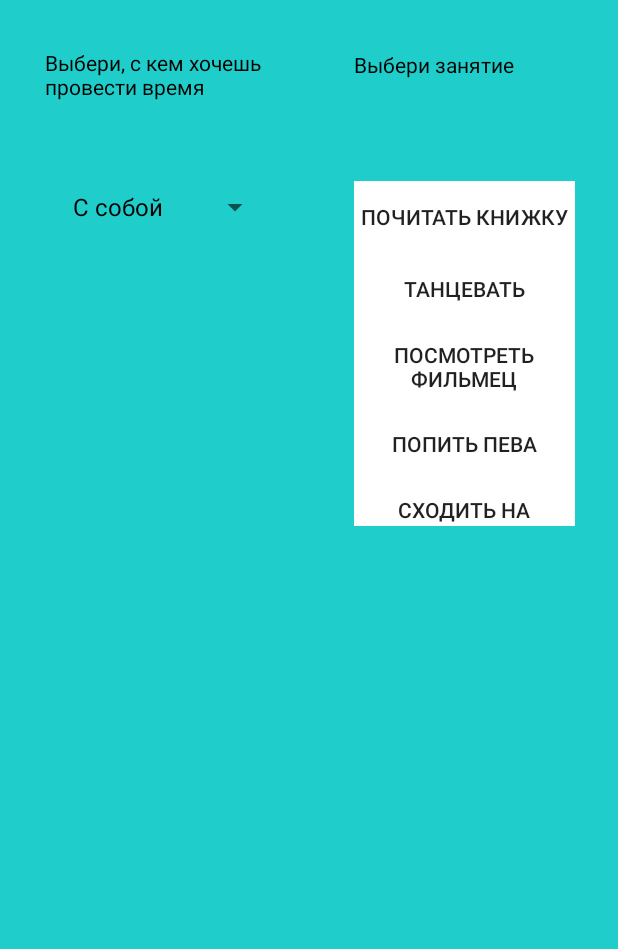
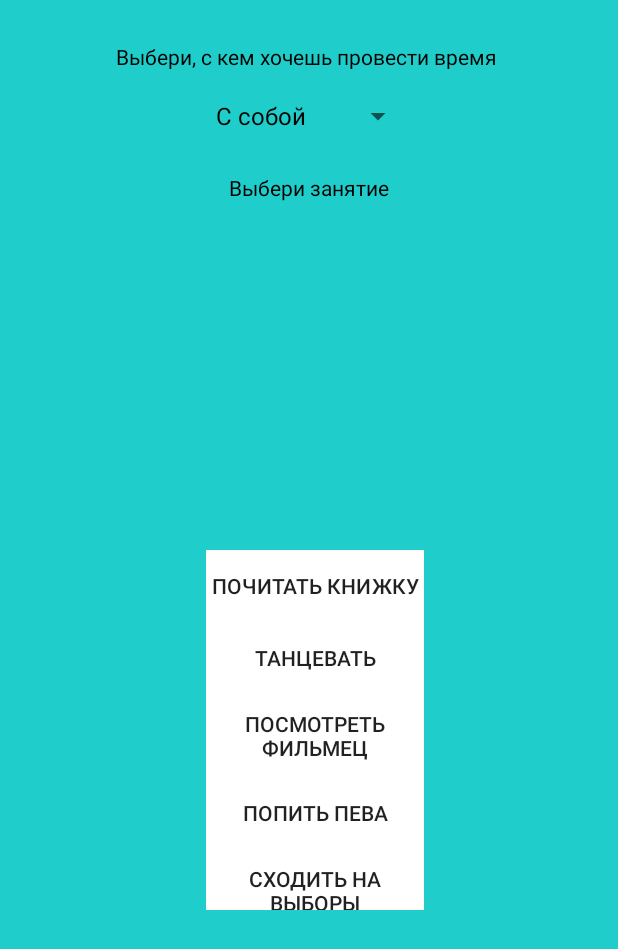
Before and after one commit to dasfex/AndroidFamcsSimulator, an Android app: the fragment HobbyFragment shown on its own in the app's theme, on a phone screen of 412 x 824 dp. Shown: the top 949 px of the screen. Run offline under Robolectric (Android 15) with nearby library versions, the phone set to English and light mode, and no system bars.

Commit message:
fix hobby show

```diff
--- a/app/src/main/res/layout/hobby_fragment_activity.xml
+++ b/app/src/main/res/layout/hobby_fragment_activity.xml
@@ -7,24 +7,17 @@
     android:background="#1fcecb"
     tools:context=".ui.fragments.HobbyFragment">
 
-
-    <androidx.constraintlayout.widget.Guideline
-        android:id="@+id/guideline"
-        android:layout_width="wrap_content"
-        android:layout_height="wrap_content"
-        android:orientation="vertical"
-        app:layout_constraintGuide_percent="0.5" />
-
     <TextView
         android:id="@+id/textFriendView"
-        android:layout_width="0dp"
-        android:layout_height="wrap_content"
-        android:layout_marginStart="30dp"
-        android:layout_marginTop="32dp"
-        android:layout_marginEnd="5dp"
+        android:layout_width="274dp"
+        android:layout_height="18dp"
+        android:layout_marginStart="77dp"
+        android:layout_marginTop="28dp"
+        android:layout_marginEnd="77dp"
         android:text="@string/friendLabel"
         android:textAppearance="@android:style/TextAppearance.DeviceDefault.Widget.TextView"
-        app:layout_constraintEnd_toStartOf="@id/guideline"
+        app:layout_constraintEnd_toEndOf="parent"
+        app:layout_constraintHorizontal_bias="0.0"
         app:layout_constraintStart_toStartOf="parent"
         app:layout_constraintTop_toTopOf="parent" />
 
@@ -33,34 +26,37 @@
         android:layout_width="140dp"
         android:layout_height="36dp"
         android:layout_marginStart="20dp"
-        android:layout_marginTop="120dp"
-        android:layout_marginEnd="5dp"
-        app:layout_constraintEnd_toStartOf="@id/guideline"
+        android:layout_marginTop="13dp"
+        android:layout_marginEnd="20dp"
+        android:spinnerMode="dialog"
+        app:layout_constraintEnd_toEndOf="parent"
         app:layout_constraintStart_toStartOf="parent"
-        app:layout_constraintTop_toTopOf="parent"
-        android:spinnerMode="dialog" />
+        app:layout_constraintTop_toBottomOf="@+id/textFriendView" />
 
     <TextView
         android:id="@+id/textOtherHobbyView"
-        android:layout_width="0dp"
+        android:layout_width="wrap_content"
         android:layout_height="wrap_content"
-        android:layout_marginStart="30dp"
-        android:layout_marginTop="33dp"
-        android:layout_marginEnd="5dp"
+        android:layout_marginStart="20dp"
+        android:layout_marginTop="20dp"
+        android:layout_marginEnd="20dp"
         android:text="@string/hobbyLabel"
         android:textAppearance="@android:style/TextAppearance.DeviceDefault.Widget.TextView"
         app:layout_constraintEnd_toEndOf="parent"
-        app:layout_constraintStart_toEndOf="@id/guideline"
-        app:layout_constraintTop_toTopOf="parent" />
+        app:layout_constraintStart_toStartOf="parent"
+        app:layout_constraintTop_toBottomOf="@+id/friendSpinner" />
 
     <androidx.recyclerview.widget.RecyclerView
         android:id="@+id/lonelyHobbyRv"
-        android:layout_width="147dp"
-        android:layout_height="230dp"
-        android:layout_marginTop="68dp"
+        android:layout_width="145dp"
+        android:layout_height="240dp"
+        android:layout_marginStart="136dp"
+        android:layout_marginTop="24dp"
+        android:layout_marginEnd="128dp"
+        android:layout_marginBottom="10dp"
+        app:layout_constraintBottom_toBottomOf="parent"
         app:layout_constraintEnd_toEndOf="parent"
-        app:layout_constraintHorizontal_bias="0.517"
-        app:layout_constraintStart_toStartOf="@+id/guideline"
+        app:layout_constraintStart_toStartOf="parent"
         app:layout_constraintTop_toBottomOf="@+id/textOtherHobbyView" />
 
 </androidx.constraintlayout.widget.ConstraintLayout>
--- a/app/src/main/res/layout/info_fragment_activity.xml
+++ b/app/src/main/res/layout/info_fragment_activity.xml
@@ -26,14 +26,11 @@
         android:id="@+id/artyomTheStudent"
         android:layout_width="192dp"
         android:layout_height="173dp"
-        android:layout_marginStart="210dp"
+        android:layout_marginStart="19dp"
         android:layout_marginTop="32dp"
-        android:layout_marginEnd="10dp"
         android:contentDescription="playerPhoto"
         android:src="@drawable/student"
-        app:layout_constraintEnd_toEndOf="parent"
-        app:layout_constraintHorizontal_bias="0.0"
-        app:layout_constraintStart_toStartOf="parent"
+        app:layout_constraintStart_toEndOf="@+id/studyStage"
         app:layout_constraintTop_toTopOf="parent" />
 
     <TextView
```
